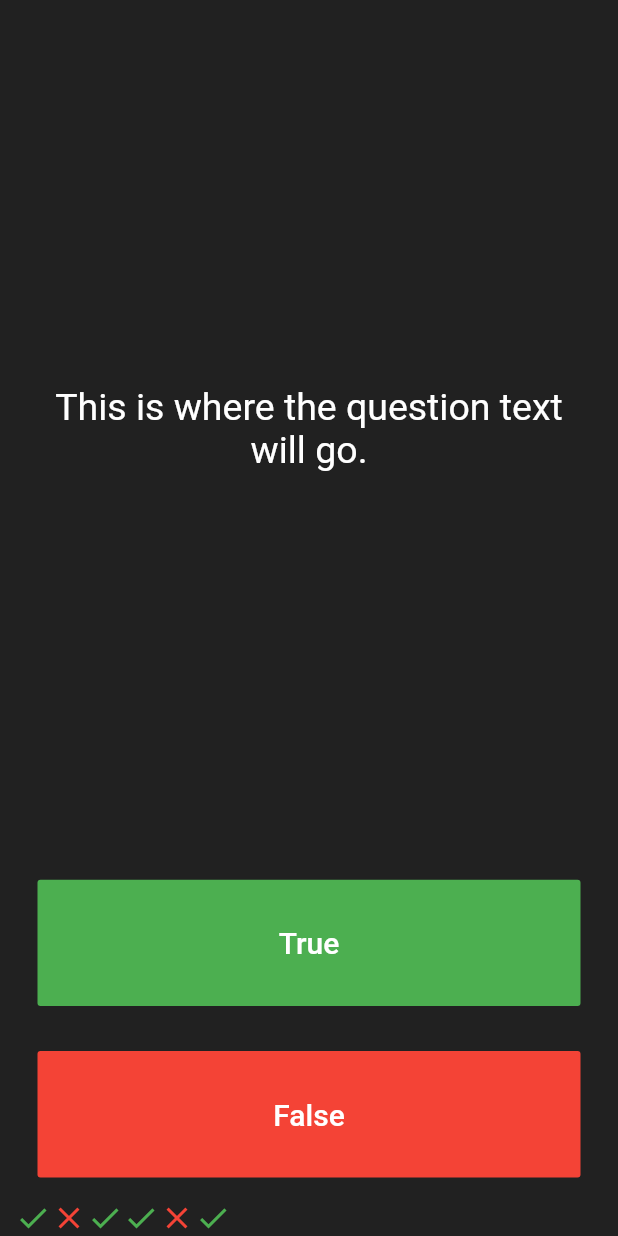
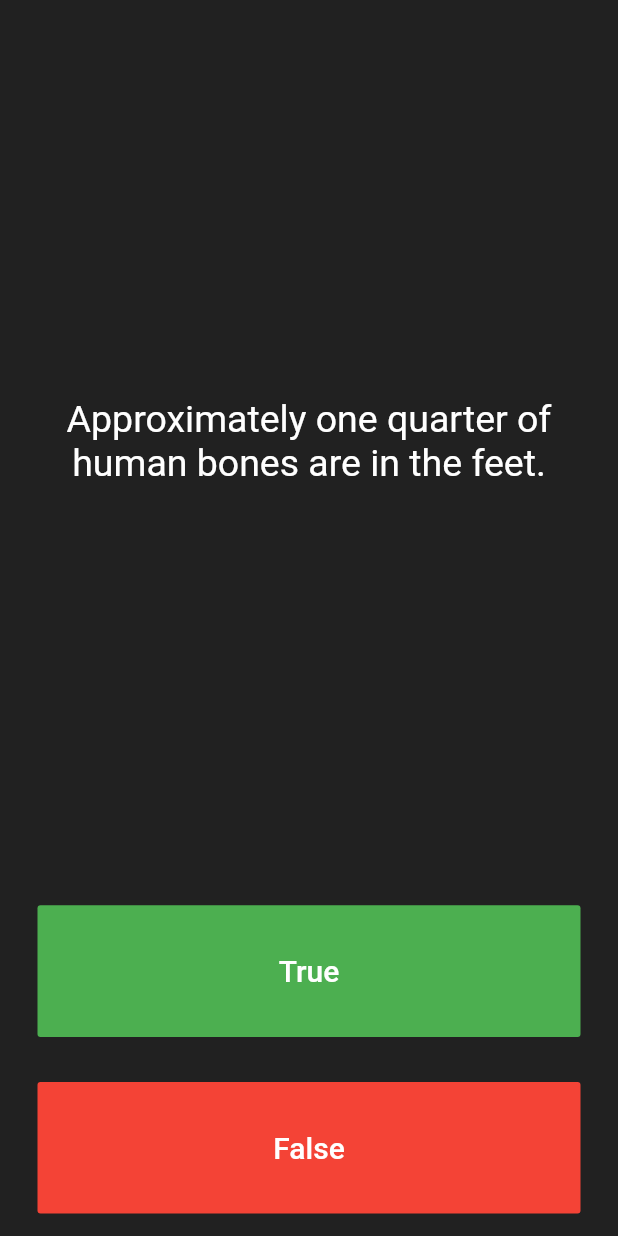
Before and after one commit to ing-arriola/quizzlerFlutter, a Flutter app: the screen it shows after launch, after a tap on "True", on a phone screen of 412 x 824 dp. Run offline on Flutter 3.47's test engine with Material 2 defaults, Android fonts, the phone set to English and light mode, and no system bars.

Commit message:
Added question and function to go to the next question

```diff
--- a/lib/main.dart
+++ b/lib/main.dart
@@ -25,15 +25,22 @@ class QuizPage extends StatefulWidget {
 }
 
 class _QuizPageState extends State<QuizPage> {
-  List<Icon> scoreKeeper = [
-    Icon(Icons.check, color: Colors.green),
-    Icon(Icons.close, color: Colors.red),
-    Icon(Icons.check, color: Colors.green),
-    Icon(Icons.check, color: Colors.green),
-    Icon(Icons.close, color: Colors.red),
-    Icon(Icons.check, color: Colors.green),
+  List<Icon> scoreKeeper = [];
+  List<String> questions = [
+    'You can lead a cow down stairs but not up stairs.',
+    'Approximately one quarter of human bones are in the feet.',
+    'A slug\'s blood is green.'
   ];
+  int questionNumber = 0;
 
+  void nextQuestion() {
+    setState(() {
+      questionNumber = questionNumber + 1;
+    });
+  }
+
+//Icon(Icons.check, color: Colors.green),
+//     Icon(Icons.close, color: Colors.red),
   @override
   Widget build(BuildContext context) {
     return Column(
@@ -46,7 +53,7 @@ class _QuizPageState extends State<QuizPage> {
             padding: EdgeInsets.all(10.0),
             child: Center(
               child: Text(
-                'This is where the question text will go.',
+                questions[questionNumber],
                 textAlign: TextAlign.center,
                 style: TextStyle(
                   fontSize: 25.0,
@@ -70,7 +77,7 @@ class _QuizPageState extends State<QuizPage> {
                 ),
               ),
               onPressed: () {
-                //The user picked true.
+                nextQuestion();
               },
             ),
           ),
@@ -88,7 +95,7 @@ class _QuizPageState extends State<QuizPage> {
                 ),
               ),
               onPressed: () {
-                //The user picked false.
+                nextQuestion();
               },
             ),
           ),
```
